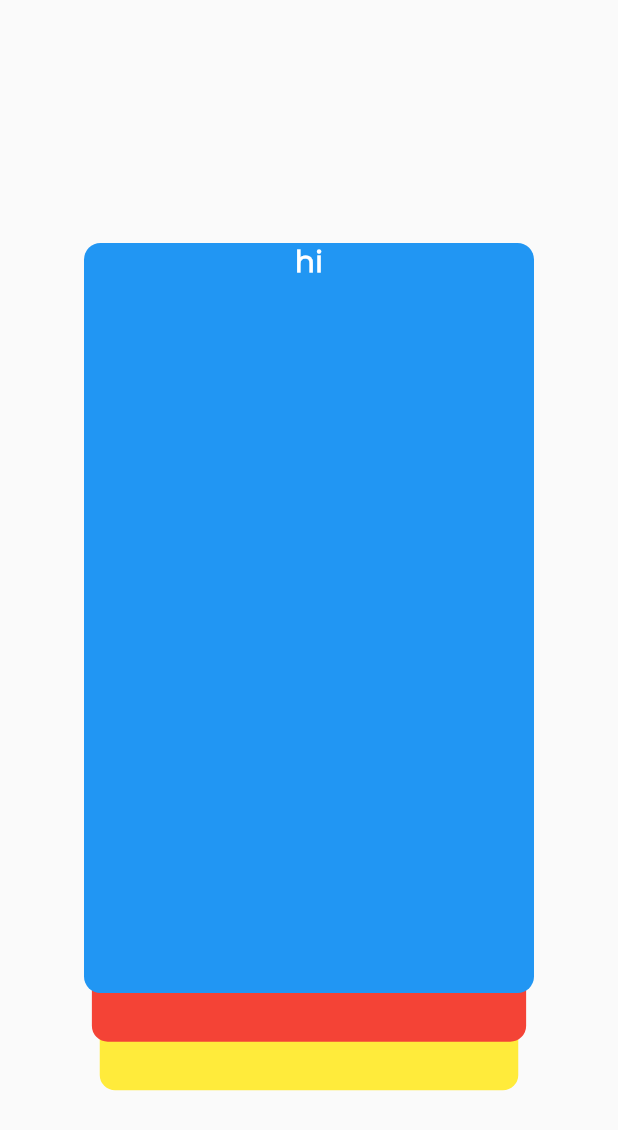
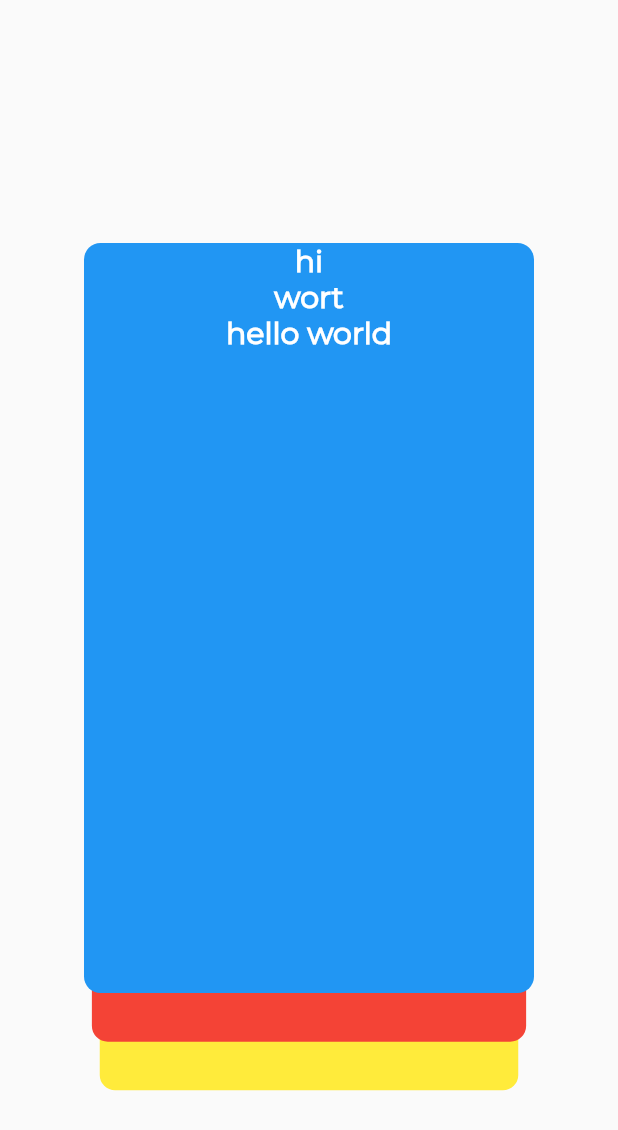
Before and after one commit to HannHank/Vocablii, a Flutter app: the Trainer screen opened by its route, on a phone screen of 412 x 824 dp. Shown: the top 1130 px of the screen. Run offline on Flutter 3.47's test engine with Material 2 defaults, Android fonts, the phone set to English and light mode, and no system bars; our stand-ins replace cloud_firestore, firebase_auth, firebase_core, flutter_slidable; accounts and stored records are empty; network calls fail; project files that could hold a hidden picture were left out.

Commit message:
got it kinda working

```diff
--- a/lib/auth/auth.dart
+++ b/lib/auth/auth.dart
@@ -12,7 +12,7 @@ class AuthenticationService {
   /// Changed to idTokenChanges as it updates depending on more cases.
   Stream<User> get authStateChanges => _firebaseAuth.idTokenChanges();
   User currentUser(){
-    print( _firebaseAuth.currentUser);
+    // print( _firebaseAuth.currentUser);
     return _firebaseAuth.currentUser;
   }
 
--- a/lib/home.dart
+++ b/lib/home.dart
@@ -67,9 +67,9 @@ class _Home extends State<Home> {
                       itemBuilder: (BuildContext ctxt, int index) {
                         return new InkWell(
                             onTap: () {
-                              print('Data: ' +
-                                  topicData[topicData.keys.toList()[index]]
-                                      .toString());
+                              // print('Data: ' +
+                              //     topicData[topicData.keys.toList()[index]]
+                              //         .toString());
 
                               Navigator.pushNamed(
                                   context, Trainer.route, arguments: {
--- a/lib/vocabulary.dart
+++ b/lib/vocabulary.dart
@@ -21,8 +21,10 @@ class Trainer extends StatefulWidget {
 }
 
 class _Trainer extends State<Trainer> {
-  String word = "test";
-  String translation = "lel";
+  String word = "";
+  String translation = "";
+  String descr = "";
+  Color color = Colors.blue;
   // int currentIndex;
   // bool state = true;
 
@@ -35,116 +37,21 @@ class _Trainer extends State<Trainer> {
   @override
   Widget build(BuildContext context) {
     return Scaffold(body: CardStack(
-        onCardChanged: (new_word,new_translation) {
+      onCardChanged: (new_word, new_translation, new_descr, new_color) {
         setState(() {
+          print(word);
           print("----------------------------------------------");
           word = new_word;
           translation = new_translation;
-                        // descr = new_descr;
-                        // color = new_color
+          descr = new_descr;
+          color = new_color;
         });
       },
-                  )
-    );
-  }
-}
-
-class VocCard extends StatefulWidget {
-  int index;
-  String word;
-  String translation;
-  String description;
-  Color color;
-
-  VocCard(
-      {this.index, this.word, this.translation, this.description, this.color});
-
-  @override
-  _VocCardState createState() => _VocCardState(
-      color: color, word: word, translation: translation, descr: description);
-}
-
-class _VocCardState extends State<VocCard> {
-  Color color;
-  String word;
-  String translation;
-  String descr;
-
-  bool expanded = false;
-
-  _VocCardState({this.color, this.word, this.translation, this.descr});
-
-  void change() {
-    setState(() {
-      expanded = true;
-    });
-  }
-
-  @override
-  void initState() {
-    super.initState();
-    setState(() {
-      color = color;
-      word = word;
-      translation = translation;
-      descr = descr;
-    });
-  }
-
-  @override
-  Widget build(BuildContext context) {
-    return InkWell(
-      onTap: () => {change()},
-      child: expanded
-          ? Container(
-              decoration: BoxDecoration(
-                  color: color, borderRadius: new BorderRadius.circular(11)),
-              width: 300,
-              height: 500,
-              child: Center(
-                child: Container(
-                  child: Column(
-                    children: [
-                      Text(translation,
-                          style: TextStyle(
-                              fontSize: 20,
-                              color: Colors.white,
-                              fontWeight: FontWeight.w800)),
-                      Text(descr,
-                          style: TextStyle(
-                              fontSize: 20,
-                              color: Colors.white,
-                              fontWeight: FontWeight.w800)),
-                    ],
-                  ),
-                ),
-              ),
-            )
-          : Container(
-              decoration: BoxDecoration(
-                  color: color, borderRadius: new BorderRadius.circular(11)),
-              width: 300,
-              height: 500,
-              child: Center(
-                child: Container(
-                  child: Column(
-                    children: [
-                      Text(word,
-                          style: TextStyle(
-                              fontSize: 20,
-                              color: Colors.white,
-                              fontWeight: FontWeight.w800)),
-                    ],
-                  ),
-                ),
-              ),
-            ),
-    );
+    ));
   }
 }
 
 class CardStack extends StatefulWidget {
-
   final Function onCardChanged;
 
   CardStack({this.onCardChanged});
@@ -181,14 +88,42 @@ class _CardStackState extends State<CardStack>
 
   // TODO: Make dynamic
   var cards = [
-    VocCard(index: 0, word: 'hi', translation: 'wort', description: 'hello world', color: Colors.blue),
-
-    VocCard(index: 1, word: 'nice', translation: 'schön', description: 'hello world 2', color: Colors.red),
-
-    VocCard(index: 2, word: 'hey', translation: 'wort 1', description: 'hello world 3', color: Colors.yellow),
-    VocCard(index: 3, word: 'was', translation: 'wort 2', description: 'hello world 4', color: Colors.green),
-    VocCard(index: 4, word: 'ho', translation: 'wort 3', description: 'hello world 5', color: Colors.black),
-    VocCard(index: 5, word: 'lol', translation: 'wort 4', description: 'hello world 6', color: Colors.grey),
+    VocCard(
+        index: 0,
+        word: 'hi',
+        translation: 'wort',
+        description: 'hello world',
+        color: Colors.blue),
+    VocCard(
+        index: 1,
+        word: 'nice',
+        translation: 'schön',
+        description: 'hello world 2',
+        color: Colors.red),
+    VocCard(
+        index: 2,
+        word: 'hey',
+        translation: 'wort 1',
+        description: 'hello world 3',
+        color: Colors.yellow),
+    VocCard(
+        index: 3,
+        word: 'was',
+        translation: 'wort 2',
+        description: 'hello world 4',
+        color: Colors.green),
+    VocCard(
+        index: 4,
+        word: 'ho',
+        translation: 'wort 3',
+        description: 'hello world 5',
+        color: Colors.black),
+    VocCard(
+        index: 5,
+        word: 'lol',
+        translation: 'wort 4',
+        description: 'hello world 6',
+        color: Colors.grey),
   ];
 
   @override
@@ -208,9 +143,7 @@ class _CardStackState extends State<CardStack>
     _translationAnim = Tween(begin: Offset(0.0, 0.0), end: Offset(-1000.0, 0.0))
         .animate(controller)
           ..addListener(() {
-            setState(() {
-
-            });
+            setState(() {});
           });
 
     _scaleAnim = Tween(begin: 0.965, end: 1.0).animate(curvedAnimation);
@@ -222,26 +155,25 @@ class _CardStackState extends State<CardStack>
   @override
   Widget build(BuildContext context) {
     return Stack(
+        // overflow: Overflow.visible,
         children: cards.reversed.map((card) {
       if (cards.indexOf(card) <= 2) {
-            // TODO: Button click to trigger slide instead of gesture
         return InkWell(
           onLongPress: () {
+            // TODO: fix card sorting issue
             controller.forward().whenComplete(() {
               setState(() {
                 controller.reset();
 
                 VocCard removedCard = cards.removeAt(0);
                 cards.add(removedCard);
-                    print("currentIdex:" + currentIndex.toString());
-                    print("length: " + cards.length.toString());
                 currentIndex = cards[0].index;
+
+                print(currentIndex.toString() + cards[currentIndex].word);
+
                 if (widget.onCardChanged != null)
-                      widget.onCardChanged(cards[0].word,cards[0].translation);
-
-                    print('Index[0]: ' + cards[0].index.toString());
-                    print('Word[0]: ' + cards[0].word.toString());
-                    print('Color[0]: ' + cards[0].color.value.toString());
+                  widget.onCardChanged(cards[0].word, cards[0].translation,
+                      cards[0].description, cards[0].color);
               });
             });
           },
@@ -251,6 +183,7 @@ class _CardStackState extends State<CardStack>
               translation: _getStackedCardOffset(card),
               child: Transform.scale(
                 scale: _getStackedCardScale(card),
+                // the actual card component
                 child: Center(child: card),
               ),
             ),
@@ -291,3 +224,142 @@ class _CardStackState extends State<CardStack>
     return Offset(0.0, 0.0);
   }
 }
+
+class VocCard extends StatelessWidget {
+
+  final int index;
+  final String word;
+  final String translation;
+  final String description;
+  final Color color;
+
+  VocCard(
+      {this.index, this.word, this.translation, this.description, this.color});
+
+  @override
+  Widget build(BuildContext context) {
+    return Container(
+      decoration: BoxDecoration(
+          color: color, borderRadius: new BorderRadius.circular(11)),
+      width: 300,
+      height: 500,
+      child: Center(
+        child: Container(
+          child: Column(
+            children: [
+              Text(word,
+                  style: TextStyle(
+                      fontSize: 20,
+                      color: Colors.white,
+                      fontWeight: FontWeight.w800)),
+              Text(translation,
+                  style: TextStyle(
+                      fontSize: 20,
+                      color: Colors.white,
+                      fontWeight: FontWeight.w800)),
+              Text(description,
+                  style: TextStyle(
+                      fontSize: 20,
+                      color: Colors.white,
+                      fontWeight: FontWeight.w800)),
+            ],
+          ),
+        ),
+      ),
+    );
+  }
+}
+
+// class VocCard extends StatefulWidget {
+//   final int index;
+//   final String word;
+//   final String translation;
+//   final String description;
+//   final Color color;
+
+//   VocCard(
+//       {this.index, this.word, this.translation, this.description, this.color});
+
+//   @override
+//   _VocCardState createState() => _VocCardState(
+//       color: color, word: word, translation: translation, descr: description);
+// }
+
+// class _VocCardState extends State<VocCard> {
+//   Color color;
+//   String word;
+//   String translation;
+//   String descr;
+
+//   bool expanded = false;
+
+//   _VocCardState({this.color, this.word, this.translation, this.descr});
+
+//   void change() {
+//     setState(() {
+//       expanded = true;
+//     });
+//   }
+
+//   @override
+//   void initState() {
+//     super.initState();
+//     setState(() {
+//       color = color;
+//       word = word;
+//       translation = translation;
+//       descr = descr;
+//     });
+//   }
+
+//   @override
+//   Widget build(BuildContext context) {
+//     return InkWell(
+//       onTap: () => {change()},
+//       child: expanded
+//           ? Container(
+//               decoration: BoxDecoration(
+//                   color: color, borderRadius: new BorderRadius.circular(11)),
+//               width: 300,
+//               height: 500,
+//               child: Center(
+//                 child: Container(
+//                   child: Column(
+//                     children: [
+//                       Text(translation,
+//                           style: TextStyle(
+//                               fontSize: 20,
+//                               color: Colors.white,
+//                               fontWeight: FontWeight.w800)),
+//                       Text(descr,
+//                           style: TextStyle(
+//                               fontSize: 20,
+//                               color: Colors.white,
+//                               fontWeight: FontWeight.w800)),
+//                     ],
+//                   ),
+//                 ),
+//               ),
+//             )
+//           : Container(
+//               decoration: BoxDecoration(
+//                   color: color, borderRadius: new BorderRadius.circular(11)),
+//               width: 300,
+//               height: 500,
+//               child: Center(
+//                 child: Container(
+//                   child: Column(
+//                     children: [
+//                       Text(word,
+//                           style: TextStyle(
+//                               fontSize: 20,
+//                               color: Colors.white,
+//                               fontWeight: FontWeight.w800)),
+//                     ],
+//                   ),
+//                 ),
+//               ),
+//             ),
+//     );
+//   }
+// }
```
Also changed, not shown: 6 other files. Lines whose indentation alone changed are shown as unchanged.
